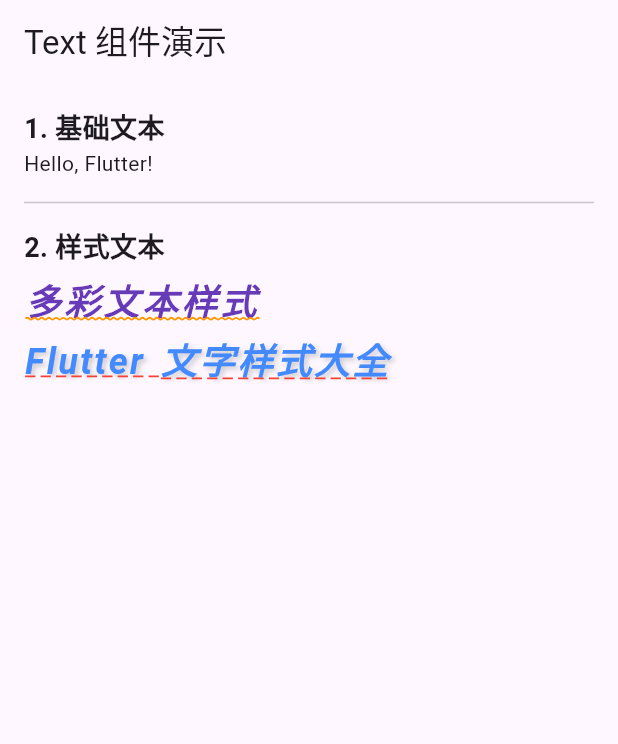
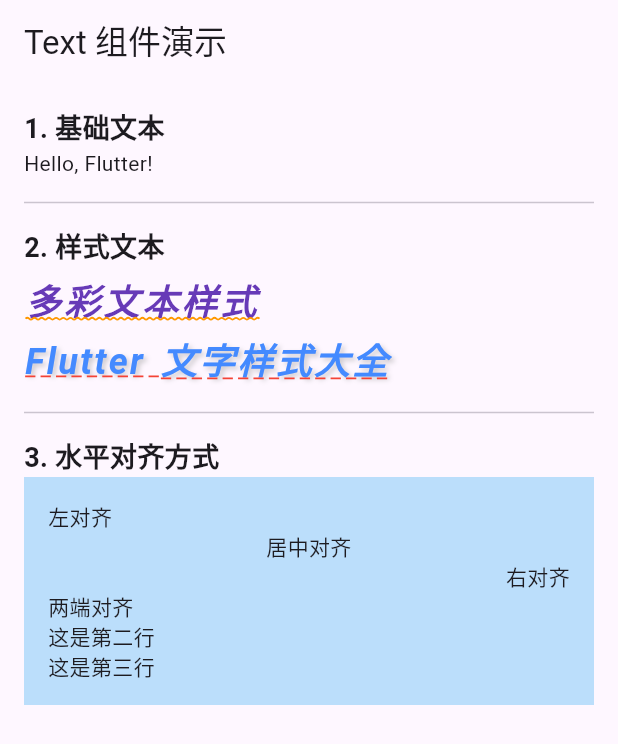
Before and after one commit to congwiny/flutter_study, a Flutter app: the screen it shows after launch, on a phone screen of 412 x 824 dp. Shown: the top 744 px of the screen. Run offline on Flutter 3.47's test engine with Material 3 defaults, Android fonts, the phone set to English and light mode, and no system bars; Roboto replaces fonts that are missing (MaShanZheng).

Commit message:
Text组件：文字使用TextAlign进行水平对齐

```diff
--- a/hello_world/lib/widget/text.dart
+++ b/hello_world/lib/widget/text.dart
@@ -64,6 +64,26 @@ class TextDemoPage extends StatelessWidget {
                 height: 1.5, // 行高 = fontSize * 1.5
               ),
             ),
+            const Divider(height: 32),
+
+            // 2. 水平对齐方式
+            const Text(
+              '3. 水平对齐方式',
+              style: TextStyle(fontSize: 18, fontWeight: FontWeight.bold),
+            ),
+            Container(
+              color: Colors.blue[100], // 背景颜色
+              padding: EdgeInsets.all(16), // 内边距
+              child: Column(
+                crossAxisAlignment: CrossAxisAlignment.stretch, // 让子项宽度占满
+                children: [
+                  Text('左对齐', textAlign: TextAlign.left),
+                  Text('居中对齐', textAlign: TextAlign.center),
+                  Text('右对齐', textAlign: TextAlign.right),
+                  Text('两端对齐\n这是第二行\n这是第三行', textAlign: TextAlign.justify),
+                ],
+              ),
+            ),
           ],
         ),
       ),
```
